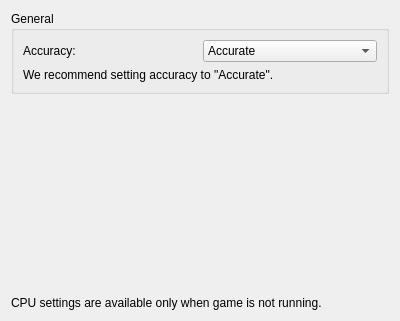
Above: src/yuzu/configuration/configure_cpu.ui from rorrim-rorrim/eden-alt before the change. Below: the same form after it.
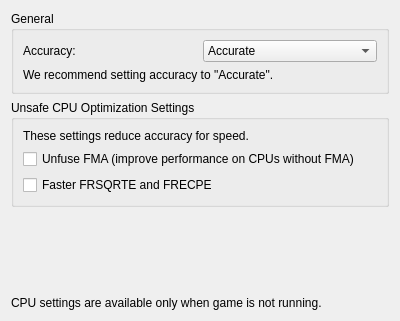
That is the form after the change.

Commit message: dynarmic: Add unsafe optimizations

Diff of the .ui file:
```diff
--- a/src/yuzu/configuration/configure_cpu.ui
+++ b/src/yuzu/configuration/configure_cpu.ui
@@ -62,6 +62,53 @@
      </item>
     </layout>
    </item>
+   <item>
+    <layout class="QVBoxLayout">
+     <item>
+      <widget class="QGroupBox" name="unsafe_group">
+       <property name="title">
+        <string>Unsafe CPU Optimization Settings</string>
+       </property>
+       <layout class="QVBoxLayout">
+        <item>
+         <widget class="QLabel">
+          <property name="wordWrap">
+            <bool>1</bool>
+          </property>
+          <property name="text">
+           <string>These settings reduce accuracy for speed.</string>
+          </property>
+         </widget>
+        </item>
+        <item>
+         <widget class="QCheckBox" name="cpuopt_unsafe_unfuse_fma">
+          <property name="text">
+           <string>Unfuse FMA (improve performance on CPUs without FMA)</string>
+          </property>
+          <property name="toolTip">
+           <string>
+            &lt;div&gt;This option improves speed by reducing accuracy of fused-multiply-add instructions on CPUs without native FMA support.&lt;/div&gt;
+           </string>
+          </property>
+         </widget>
+        </item>
+        <item>
+         <widget class="QCheckBox" name="cpuopt_unsafe_reduce_fp_error">
+          <property name="text">
+           <string>Faster FRSQRTE and FRECPE</string>
+          </property>
+          <property name="toolTip">
+           <string>
+            &lt;div&gt;This option improves the speed of some approximate floating-point functions by using less accurate native approximations.&lt;/div&gt;
+           </string>
+          </property>
+         </widget>
+        </item>
+       </layout>
+      </widget>
+     </item>
+    </layout>
+   </item>
    <item>
     <spacer name="verticalSpacer">
      <property name="orientation">
```
Left out of the diff: 5 changed lines with no effect on the pictures. The commit also changes 6 other files.
